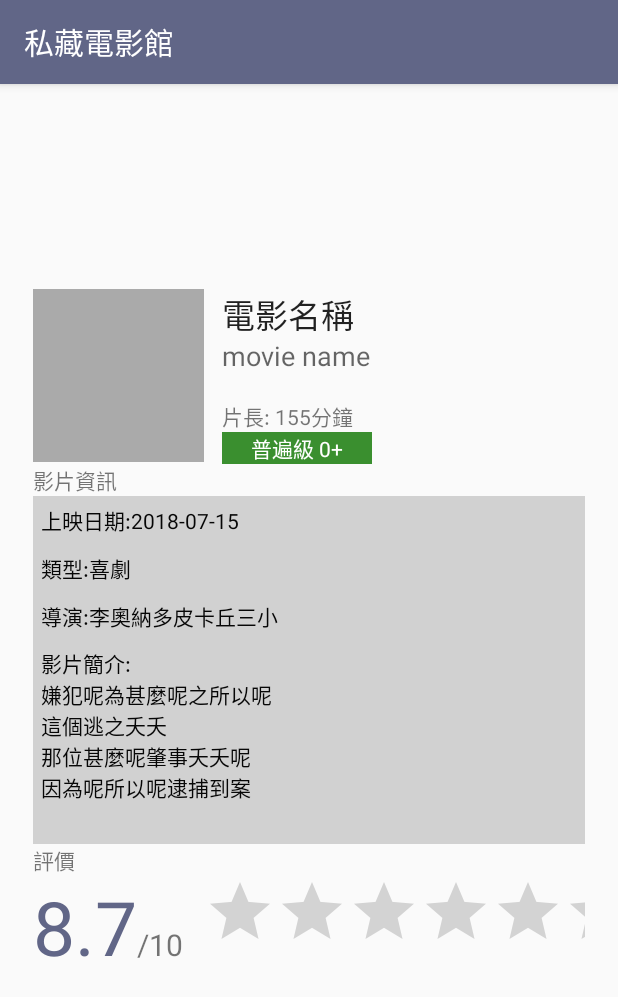
After one commit to zander363/PrivateTheater, an Android app: the MovieDetailActivity screen opened directly, with no data from a screen before it, on a phone screen of 412 x 824 dp. The commit adds this screen. Shown: the top 997 px of the screen. Run offline under Robolectric (Android 15) with nearby library versions, the phone set to English and light mode, and no system bars.

Commit message:
adjust items of navigation drawer. add movie in detail activity.

```diff
--- a/app/src/main/AndroidManifest.xml
+++ b/app/src/main/AndroidManifest.xml
@@ -46,7 +46,8 @@
             android:name=".MovieListActivity"
             android:label="現正熱映"
             android:screenOrientation="portrait" />
-        <activity android:name=".RootActivity"></activity>
+        <activity android:name=".RootActivity" />
+        <activity android:name=".MovieDetailActivity"></activity>
     </application>
 
 </manifest>
--- /dev/null
+++ b/app/src/main/java/com/mrb/test/ooad/MovieDetailActivity.java
@@ -0,0 +1,13 @@
+package com.mrb.test.ooad;
+
+import android.support.v7.app.AppCompatActivity;
+import android.os.Bundle;
+
+public class MovieDetailActivity extends AppCompatActivity {
+
+    @Override
+    protected void onCreate(Bundle savedInstanceState) {
+        super.onCreate(savedInstanceState);
+        setContentView(R.layout.activity_movie_detail);
+    }
+}
--- a/app/src/main/java/com/mrb/test/ooad/RootActivity.java
+++ b/app/src/main/java/com/mrb/test/ooad/RootActivity.java
@@ -46,11 +46,11 @@ public class RootActivity extends AppCompatActivity {
         SharedPreferences setting;
         setting = getSharedPreferences("user", MODE_PRIVATE);
         if(setting.getBoolean("LogIn", false)){
-            NV.getMenu().findItem(R.id.logging).setTitle("Log Out");
+            NV.getMenu().findItem(R.id.logging).setTitle("登出");
             NV.getMenu().findItem(R.id.logging).setIcon(R.mipmap.logout);
         }
         else{
-            NV.getMenu().findItem(R.id.logging).setTitle("Log In");
+            NV.getMenu().findItem(R.id.logging).setTitle("登入");
             NV.getMenu().findItem(R.id.logging).setIcon(R.mipmap.login);
         }
         NV.setNavigationItemSelectedListener(new NavigationView.OnNavigationItemSelectedListener() {
@@ -126,7 +126,7 @@ public class RootActivity extends AppCompatActivity {
                             .putBoolean("LogIn",true)
                             .apply();
                     Toast.makeText(RootActivity.this, "登入成功", Toast.LENGTH_LONG).show();
-                    NV.getMenu().findItem(R.id.logging).setTitle("Log Out");
+                    NV.getMenu().findItem(R.id.logging).setTitle("登出");
                     NV.getMenu().findItem(R.id.logging).setIcon(R.mipmap.logout);
                 }else{
                     Toast.makeText(RootActivity.this, "登入失敗", Toast.LENGTH_LONG).show();
@@ -157,7 +157,7 @@ public class RootActivity extends AppCompatActivity {
                         .putBoolean("LogIn",false)
                         .apply();
                 Toast.makeText(RootActivity.this, "登出成功", Toast.LENGTH_LONG).show();
-                NV.getMenu().findItem(R.id.logging).setTitle("Log In");
+                NV.getMenu().findItem(R.id.logging).setTitle("登入");
                 NV.getMenu().findItem(R.id.logging).setIcon(R.mipmap.login);
             }
         });
--- /dev/null
+++ b/app/src/main/res/layout/activity_movie_detail.xml
@@ -0,0 +1,96 @@
+<?xml version="1.0" encoding="utf-8"?>
+<android.support.constraint.ConstraintLayout xmlns:android="http://schemas.android.com/apk/res/android"
+    xmlns:app="http://schemas.android.com/apk/res-auto"
+    xmlns:tools="http://schemas.android.com/tools"
+    android:layout_width="match_parent"
+    android:layout_height="match_parent"
+    tools:context="com.mrb.test.ooad.MovieDetailActivity">
+
+    <LinearLayout
+        android:layout_width="368dp"
+        android:layout_height="495dp"
+        android:orientation="vertical"
+        tools:layout_editor_absoluteX="8dp"
+        tools:layout_editor_absoluteY="8dp"
+        app:layout_constraintBottom_toBottomOf="parent"
+        app:layout_constraintEnd_toEndOf="parent"
+        app:layout_constraintStart_toStartOf="parent"
+        app:layout_constraintTop_toTopOf="parent">
+
+        <include layout="@layout/movie_list"/>
+
+        <TextView
+            android:layout_width="match_parent"
+            android:layout_height="wrap_content"
+            android:text="影片資訊" />
+
+        <TextView
+            android:layout_width="match_parent"
+            android:layout_height="wrap_content"
+            android:background="#d1d1d1"
+            android:padding="5dp"
+            android:text="上映日期:2018-07-15"
+            android:textColor="#060606" />
+
+        <TextView
+            android:layout_width="match_parent"
+            android:layout_height="wrap_content"
+            android:background="#d1d1d1"
+            android:padding="5dp"
+            android:text="類型:喜劇"
+            android:textColor="#060606" />
+        <TextView
+            android:layout_width="match_parent"
+            android:layout_height="wrap_content"
+            android:background="#d1d1d1"
+            android:padding="5dp"
+            android:text="導演:李奧納多皮卡丘三小"
+            android:textColor="#060606" />
+
+        <TextView
+            android:id="@+id/textView"
+            android:layout_width="match_parent"
+            android:layout_height="136dp"
+            android:background="#d1d1d1"
+            android:padding="5dp"
+            android:textColor="#060606"
+            android:text="影片簡介:\n嫌犯呢為甚麼呢之所以呢\n這個逃之夭夭\n那位甚麼呢肇事夭夭呢\n因為呢所以呢逮捕到案"/>
+
+        <TextView
+            android:layout_width="match_parent"
+            android:layout_height="wrap_content"
+            android:text="評價" />
+
+
+        <LinearLayout
+            android:layout_width="match_parent"
+            android:layout_height="wrap_content"
+            android:orientation="horizontal">
+
+            <TextView
+                android:id="@+id/textView2"
+                android:layout_width="wrap_content"
+                android:layout_height="wrap_content"
+                android:text="8.7"
+                android:textColor="@color/colorPrimary"
+                android:textSize="50dp" />
+
+            <TextView
+                android:layout_width="wrap_content"
+                android:layout_height="wrap_content"
+                android:layout_weight="1"
+                android:text="/10"
+                android:textSize="20dp" />
+
+            <RatingBar
+                android:layout_width="wrap_content"
+                android:layout_height="46dp"
+                android:layout_weight="1"
+                android:numStars="5"
+                android:rating="0"
+                android:stepSize="0.1"/>
+        </LinearLayout>
+
+    </LinearLayout>
+
+</android.support.constraint.ConstraintLayout>
--- a/app/src/main/res/layout/drawer_header.xml
+++ b/app/src/main/res/layout/drawer_header.xml
@@ -4,7 +4,7 @@
     android:layout_height="match_parent">
     <RelativeLayout xmlns:android="http://schemas.android.com/apk/res/android"
         android:layout_width="match_parent"
-        android:layout_height="190dp"
+        android:layout_height="100dp"
         android:background="#0097a7"
         >
         <TextView
--- a/app/src/main/res/menu/drawer.xml
+++ b/app/src/main/res/menu/drawer.xml
@@ -1,36 +1,37 @@
 <?xml version="1.0" encoding="utf-8"?>
 <menu xmlns:android="http://schemas.android.com/apk/res/android">
-    <group android:checkableBehavior="single">
-
+    <group android:checkableBehavior="single"
+        android:id="@+id/functional">
         <item
             android:id="@+id/movies"
             android:icon="@mipmap/movies2"
-            android:title="Navigation Items 2"/>
+            android:title="目前熱映"/>
         <item
             android:id="@+id/searching"
             android:checked="true"
             android:icon="@mipmap/searching"
-            android:title="Navigation Items 1"/>
+            android:title="條件查詢"/>
         <item
             android:id="@+id/booking"
             android:icon="@mipmap/booking"
-            android:title="Navigation Items 3"/>
+            android:title="立即訂票"/>
     </group>
-    <group android:checkableBehavior="single">
+    <group android:checkableBehavior="single"
+        android:id="@+id/general">
         <item
             android:id="@+id/help"
             android:icon="@mipmap/help"
-            android:title="Help"
+            android:title="幫助"
             />
         <item
             android:id="@+id/logging"
             android:icon="@mipmap/login"
-            android:title="Log In"
+            android:title="登入"
             />
         <item
             android:id="@+id/settings"
             android:icon="@mipmap/setting"
-            android:title="Setting"/>
+            android:title="設定"/>
     </group>
 
 </menu>
```
